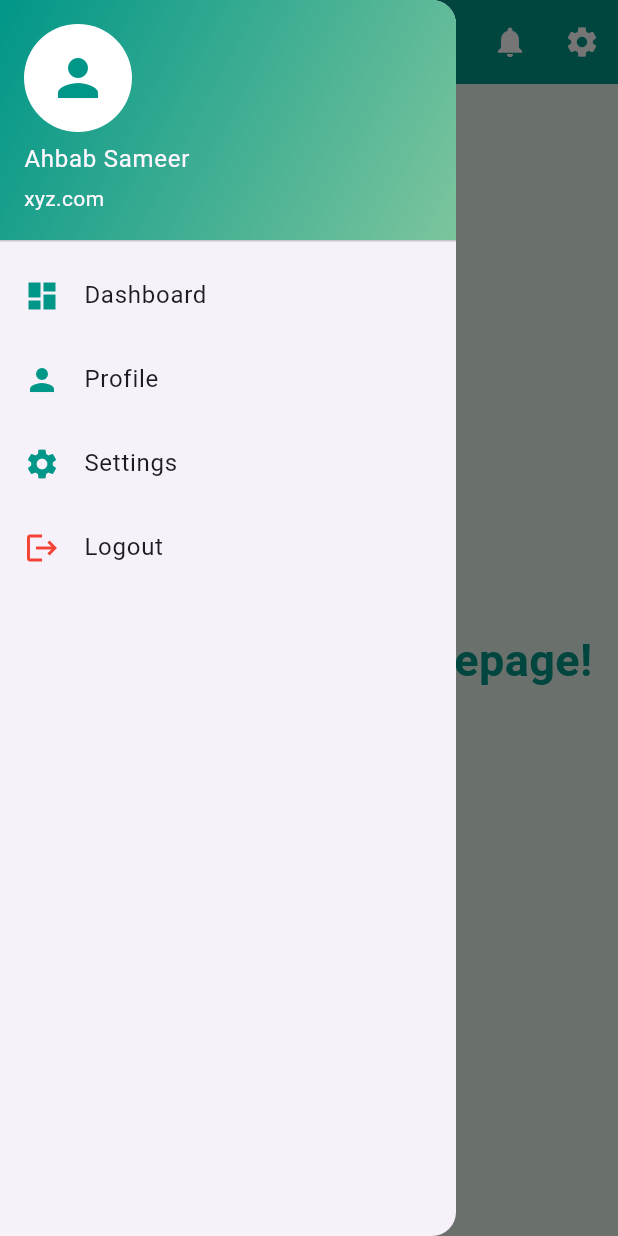
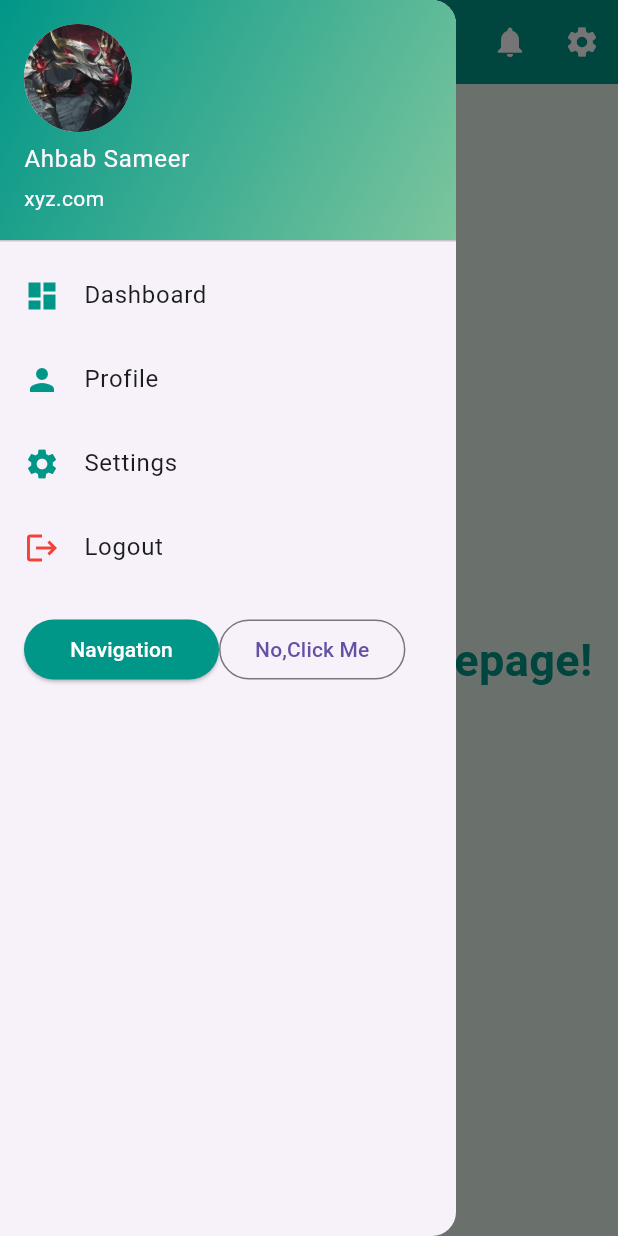
Before and after one commit to reimerr12/Flutter-application, a Flutter app: the screen it shows after launch, with the side drawer open, on a phone screen of 412 x 824 dp. Run offline on Flutter 3.47's test engine with Material 3 defaults, Android fonts, the phone set to English and light mode, and no system bars.

Commit message:
second assignment

```diff
--- a/lib/homepage.dart
+++ b/lib/homepage.dart
@@ -1,4 +1,5 @@
 import 'package:flutter/material.dart';
+import 'package:flutter_application_1/profilepage.dart';
 
 class homepage extends StatelessWidget {
   const homepage({super.key});
@@ -30,7 +31,7 @@ class homepage extends StatelessWidget {
               accountEmail: Text("xyz.com"),
               currentAccountPicture: CircleAvatar(
                 backgroundColor: Colors.white,
-                child: Icon(Icons.person, size: 40, color: Colors.teal),
+                backgroundImage: AssetImage("assets/images/darking.jpg"),
               ),
             ),
 
@@ -54,6 +55,33 @@ class homepage extends StatelessWidget {
               title: const Text("Logout"),
               onTap: () {},
             ),
+            Padding(
+              padding: const EdgeInsets.all(16.0),
+              child: Row(
+                children: [
+                  ElevatedButton(
+                    onPressed: () {
+                      Navigator.push(
+                        context,
+                        MaterialPageRoute(
+                          builder: (context) {
+                            return Profilepage();
+                          },
+                        ),
+                      );
+                    },
+                    style: ElevatedButton.styleFrom(
+                      backgroundColor: Colors.teal,
+                      foregroundColor: Colors.white,
+                      fixedSize: Size(130, 30),
+                    ),
+                    // your action here},
+                    child: const Text("Navigation"),
+                  ),
+                  OutlinedButton(onPressed: () {}, child: Text("No,Click Me")),
+                ],
+              ),
+            ),
           ],
         ),
       ),
```
Also changed, not shown: lib/profilepage.dart (added, +12 -0 lines), pubspec.yaml (+3 -6 lines), assets/images/darking.jpg (added).
